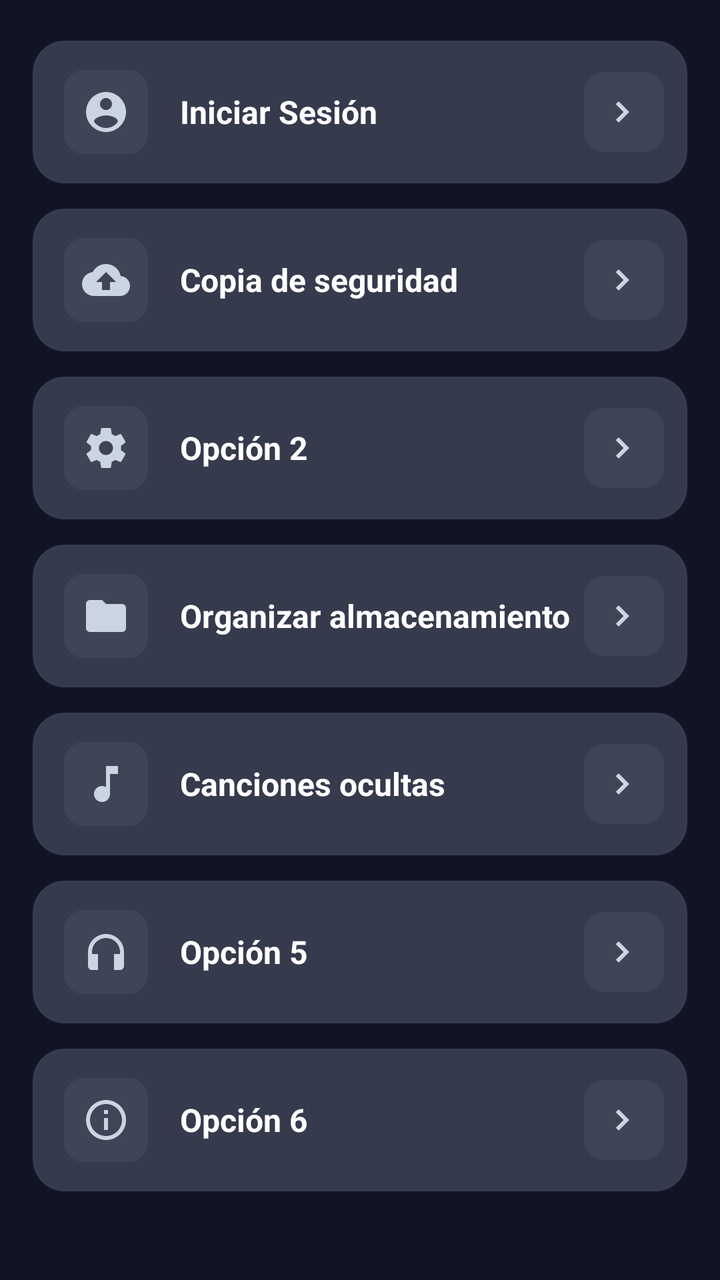
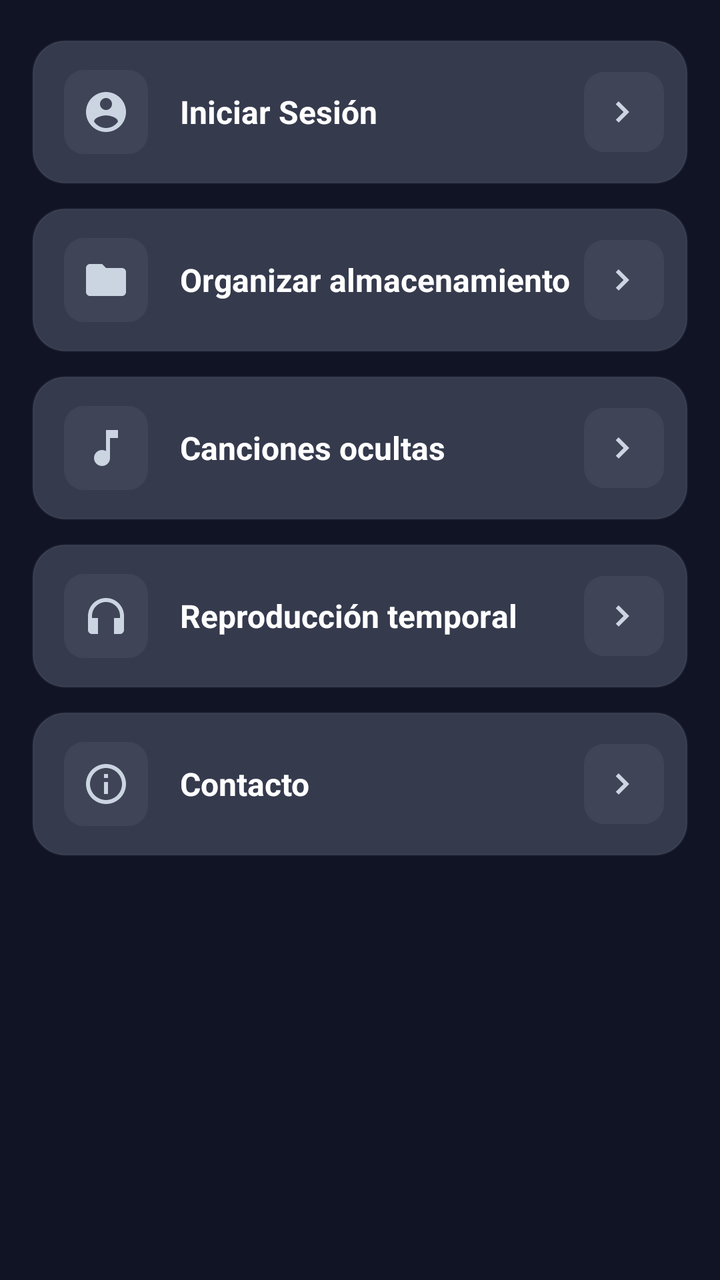

The first picture is an Android layout as it rendered before a commit; the second is the same layout after the commit. The layout source and the unified diff follow.
<!-- AndroidManifest.xml: application theme Theme.FDPDPlayer -->
<!-- res/layout/fragment_ajustes.xml -->
<?xml version="1.0" encoding="utf-8"?>
<FrameLayout xmlns:android="http://schemas.android.com/apk/res/android"
    xmlns:app="http://schemas.android.com/apk/res-auto"
    xmlns:tools="http://schemas.android.com/tools"
    android:id="@+id/subFragmentContainer"
    android:layout_width="match_parent"
    android:layout_height="match_parent"
    android:background="#111425"
    tools:context=".fragments.principalFragments.AjustesFragment">

    <ScrollView
        android:id="@+id/scrollView"
        android:layout_width="match_parent"
        android:layout_height="match_parent"
        android:clipToPadding="false"
        android:fillViewport="true"
        android:paddingBottom="24dp">

        <LinearLayout
            android:id="@+id/container"
            android:layout_width="match_parent"
            android:layout_height="wrap_content"
            android:orientation="vertical"
            android:paddingStart="16dp"
            android:paddingTop="20dp"
            android:paddingEnd="16dp"
            android:paddingBottom="24dp">

            <LinearLayout
                android:id="@+id/rowLogin"
                android:layout_width="match_parent"
                android:layout_height="72dp"
                android:layout_marginBottom="12dp"
                android:background="@drawable/bg_ajustes_item"
                android:clickable="true"
                android:focusable="true"
                android:foreground="?attr/selectableItemBackground"
                android:gravity="center_vertical"
                android:orientation="horizontal"
                android:paddingStart="16dp"
                android:paddingEnd="12dp">

                <FrameLayout
                    android:layout_width="42dp"
                    android:layout_height="42dp"
                    android:background="@drawable/bg_ajustes_icon_box">

                    <ImageView
                        android:layout_width="24dp"
                        android:layout_height="24dp"
                        android:layout_gravity="center"
                        android:contentDescription="Sesión"
                        android:src="@drawable/ic_account_circle"
                        app:tint="#CBD5E1" />

                </FrameLayout>

                <TextView
                    android:id="@+id/tvLoginTitle"
                    android:layout_width="0dp"
                    android:layout_height="wrap_content"
                    android:layout_marginStart="16dp"
                    android:layout_weight="1"
                    android:ellipsize="end"
                    android:maxLines="1"
                    android:text="Iniciar Sesión"
                    android:textColor="@android:color/white"
                    android:textSize="16sp"
                    android:textStyle="bold" />

                <FrameLayout
                    android:layout_width="40dp"
                    android:layout_height="40dp"
                    android:background="@drawable/bg_ajustes_icon_box">

                    <ImageView
                        android:layout_width="24dp"
                        android:layout_height="24dp"
                        android:layout_gravity="center"
                        android:contentDescription="Abrir"
                        android:src="@drawable/ic_chevron_right"
                        app:tint="#CBD5E1" />

                </FrameLayout>

            </LinearLayout>

            <LinearLayout
                android:id="@+id/rowBackup"
                android:layout_width="match_parent"
                android:layout_height="72dp"
                android:layout_marginBottom="12dp"
                android:background="@drawable/bg_ajustes_item"
                android:clickable="true"
                android:focusable="true"
                android:foreground="?attr/selectableItemBackground"
                android:gravity="center_vertical"
                android:orientation="horizontal"
                android:paddingStart="16dp"
                android:paddingEnd="12dp">

                <FrameLayout
                    android:layout_width="42dp"
                    android:layout_height="42dp"
                    android:background="@drawable/bg_ajustes_icon_box">

                    <ImageView
                        android:layout_width="24dp"
                        android:layout_height="24dp"
                        android:layout_gravity="center"
                        android:contentDescription="Copia de seguridad"
                        android:src="@drawable/ic_cloud_upload"
                        app:tint="#CBD5E1" />

                </FrameLayout>

                <TextView
                    android:layout_width="0dp"
                    android:layout_height="wrap_content"
                    android:layout_marginStart="16dp"
                    android:layout_weight="1"
                    android:ellipsize="end"
                    android:maxLines="1"
                    android:text="Copia de seguridad"
                    android:textColor="@android:color/white"
                    android:textSize="16sp"
                    android:textStyle="bold" />

                <FrameLayout
                    android:layout_width="40dp"
                    android:layout_height="40dp"
                    android:background="@drawable/bg_ajustes_icon_box">

                    <ImageView
                        android:layout_width="24dp"
                        android:layout_height="24dp"
                        android:layout_gravity="center"
                        android:contentDescription="Abrir"
                        android:src="@drawable/ic_chevron_right"
                        app:tint="#CBD5E1" />

                </FrameLayout>

            </LinearLayout>

            <LinearLayout
                android:id="@+id/rowOpcion2"
                android:layout_width="match_parent"
                android:layout_height="72dp"
                android:layout_marginBottom="12dp"
                android:background="@drawable/bg_ajustes_item"
                android:clickable="true"
                android:focusable="true"
                android:foreground="?attr/selectableItemBackground"
                android:gravity="center_vertical"
                android:orientation="horizontal"
                android:paddingStart="16dp"
                android:paddingEnd="12dp">

                <FrameLayout
                    android:layout_width="42dp"
                    android:layout_height="42dp"
                    android:background="@drawable/bg_ajustes_icon_box">

                    <ImageView
                        android:layout_width="24dp"
                        android:layout_height="24dp"
                        android:layout_gravity="center"
                        android:contentDescription="Ajustes"
                        android:src="@drawable/ic_settings"
                        app:tint="#CBD5E1" />

                </FrameLayout>

                <TextView
                    android:layout_width="0dp"
                    android:layout_height="wrap_content"
                    android:layout_marginStart="16dp"
                    android:layout_weight="1"
                    android:text="Opción 2"
                    android:textColor="@android:color/white"
                    android:textSize="16sp"
                    android:textStyle="bold" />

                <FrameLayout
                    android:layout_width="40dp"
                    android:layout_height="40dp"
                    android:background="@drawable/bg_ajustes_icon_box">

                    <ImageView
                        android:layout_width="24dp"
                        android:layout_height="24dp"
                        android:layout_gravity="center"
                        android:contentDescription="Abrir"
                        android:src="@drawable/ic_chevron_right"
                        app:tint="#CBD5E1" />

                </FrameLayout>

            </LinearLayout>

            <LinearLayout
                android:id="@+id/rowOpcion3"
                android:layout_width="match_parent"
                android:layout_height="72dp"
                android:layout_marginBottom="12dp"
                android:background="@drawable/bg_ajustes_item"
                android:clickable="true"
                android:focusable="true"
                android:foreground="?attr/selectableItemBackground"
                android:gravity="center_vertical"
                android:orientation="horizontal"
                android:paddingStart="16dp"
                android:paddingEnd="12dp">

                <FrameLayout
                    android:layout_width="42dp"
                    android:layout_height="42dp"
                    android:background="@drawable/bg_ajustes_icon_box">

                    <ImageView
                        android:layout_width="24dp"
                        android:layout_height="24dp"
                        android:layout_gravity="center"
                        android:contentDescription="Organizar almacenamiento"
                        android:src="@drawable/ic_folder"
                        app:tint="#CBD5E1" />

                </FrameLayout>

                <TextView
                    android:layout_width="0dp"
                    android:layout_height="wrap_content"
                    android:layout_marginStart="16dp"
                    android:layout_weight="1"
                    android:text="Organizar almacenamiento"
                    android:textColor="@android:color/white"
                    android:textSize="16sp"
                    android:textStyle="bold" />

                <FrameLayout
                    android:layout_width="40dp"
                    android:layout_height="40dp"
                    android:background="@drawable/bg_ajustes_icon_box">

                    <ImageView
                        android:layout_width="24dp"
                        android:layout_height="24dp"
                        android:layout_gravity="center"
                        android:contentDescription="Abrir"
                        android:src="@drawable/ic_chevron_right"
                        app:tint="#CBD5E1" />

                </FrameLayout>

            </LinearLayout>

            <LinearLayout
                android:id="@+id/rowOpcion4"
                android:layout_width="match_parent"
                android:layout_height="72dp"
                android:layout_marginBottom="12dp"
                android:background="@drawable/bg_ajustes_item"
                android:clickable="true"
                android:focusable="true"
                android:foreground="?attr/selectableItemBackground"
                android:gravity="center_vertical"
                android:orientation="horizontal"
                android:paddingStart="16dp"
                android:paddingEnd="12dp">

                <FrameLayout
                    android:layout_width="42dp"
                    android:layout_height="42dp"
                    android:background="@drawable/bg_ajustes_icon_box">

                    <ImageView
                        android:layout_width="24dp"
                        android:layout_height="24dp"
                        android:layout_gravity="center"
                        android:contentDescription="Canciones ocultas"
                        android:src="@drawable/ic_music_note"
                        app:tint="#CBD5E1" />

                </FrameLayout>

                <TextView
                    android:layout_width="0dp"
                    android:layout_height="wrap_content"
                    android:layout_marginStart="16dp"
                    android:layout_weight="1"
                    android:text="Canciones ocultas"
                    android:textColor="@android:color/white"
                    android:textSize="16sp"
                    android:textStyle="bold" />

                <FrameLayout
                    android:layout_width="40dp"
                    android:layout_height="40dp"
                    android:background="@drawable/bg_ajustes_icon_box">

                    <ImageView
                        android:layout_width="24dp"
                        android:layout_height="24dp"
                        android:layout_gravity="center"
                        android:contentDescription="Abrir"
                        android:src="@drawable/ic_chevron_right"
                        app:tint="#CBD5E1" />

                </FrameLayout>

            </LinearLayout>

            <LinearLayout
                android:id="@+id/rowOpcion5"
                android:layout_width="match_parent"
                android:layout_height="72dp"
                android:layout_marginBottom="12dp"
                android:background="@drawable/bg_ajustes_item"
                android:clickable="true"
                android:focusable="true"
                android:foreground="?attr/selectableItemBackground"
                android:gravity="center_vertical"
                android:orientation="horizontal"
                android:paddingStart="16dp"
                android:paddingEnd="12dp">

                <FrameLayout
                    android:layout_width="42dp"
                    android:layout_height="42dp"
                    android:background="@drawable/bg_ajustes_icon_box">

                    <ImageView
                        android:layout_width="24dp"
                        android:layout_height="24dp"
                        android:layout_gravity="center"
                        android:contentDescription="Auriculares"
                        android:src="@drawable/ic_headphones"
                        app:tint="#CBD5E1" />

                </FrameLayout>

                <TextView
                    android:layout_width="0dp"
                    android:layout_height="wrap_content"
                    android:layout_marginStart="16dp"
                    android:layout_weight="1"
                    android:text="Opción 5"
                    android:textColor="@android:color/white"
                    android:textSize="16sp"
                    android:textStyle="bold" />

                <FrameLayout
                    android:layout_width="40dp"
                    android:layout_height="40dp"
                    android:background="@drawable/bg_ajustes_icon_box">

                    <ImageView
                        android:layout_width="24dp"
                        android:layout_height="24dp"
                        android:layout_gravity="center"
                        android:contentDescription="Abrir"
                        android:src="@drawable/ic_chevron_right"
                        app:tint="#CBD5E1" />

                </FrameLayout>

            </LinearLayout>

            <LinearLayout
                android:id="@+id/rowOpcion6"
                android:layout_width="match_parent"
                android:layout_height="72dp"
                android:layout_marginBottom="12dp"
                android:background="@drawable/bg_ajustes_item"
                android:clickable="true"
                android:focusable="true"
                android:foreground="?attr/selectableItemBackground"
                android:gravity="center_vertical"
                android:orientation="horizontal"
                android:paddingStart="16dp"
                android:paddingEnd="12dp">

                <FrameLayout
                    android:layout_width="42dp"
                    android:layout_height="42dp"
                    android:background="@drawable/bg_ajustes_icon_box">

                    <ImageView
                        android:layout_width="24dp"
                        android:layout_height="24dp"
                        android:layout_gravity="center"
                        android:contentDescription="Información"
                        android:src="@drawable/ic_info"
                        app:tint="#CBD5E1" />

                </FrameLayout>

                <TextView
                    android:layout_width="0dp"
                    android:layout_height="wrap_content"
                    android:layout_marginStart="16dp"
                    android:layout_weight="1"
                    android:text="Opción 6"
                    android:textColor="@android:color/white"
                    android:textSize="16sp"
                    android:textStyle="bold" />

                <FrameLayout
                    android:layout_width="40dp"
                    android:layout_height="40dp"
                    android:background="@drawable/bg_ajustes_icon_box">

                    <ImageView
                        android:layout_width="24dp"
                        android:layout_height="24dp"
                        android:layout_gravity="center"
                        android:contentDescription="Abrir"
                        android:src="@drawable/ic_chevron_right"
                        app:tint="#CBD5E1" />

                </FrameLayout>

            </LinearLayout>

        </LinearLayout>

    </ScrollView>

</FrameLayout>
<!-- resources referenced by this layout -->
<resources>
  <!-- drawable bg_ajustes_icon_box (drawable) -->
  <?xml version="1.0" encoding="utf-8"?>
  <shape xmlns:android="http://schemas.android.com/apk/res/android">
      <solid android:color="#0DFFFFFF" />
      <corners android:radius="10dp" />
  </shape>
  <!-- drawable ic_chevron_right (drawable) -->
  <vector xmlns:android="http://schemas.android.com/apk/res/android"
      android:width="24dp"
      android:height="24dp"
      android:viewportWidth="24"
      android:viewportHeight="24">
  
      <path
          android:fillColor="#FFFFFFFF"
          android:pathData="M9.3,17.3L7.9,15.9L11.8,12L7.9,8.1L9.3,6.7L14.6,12z" />
  </vector>
  <!-- drawable ic_cloud_upload (drawable) -->
  <vector xmlns:android="http://schemas.android.com/apk/res/android"
      android:width="24dp"
      android:height="24dp"
      android:viewportWidth="24"
      android:viewportHeight="24">
  
      <path
          android:fillColor="#FFFFFFFF"
          android:pathData="M19.35,10.04C18.67,6.59 15.64,4 12,4C9.11,4 6.6,5.64 5.35,8.04C2.34,8.36 0,10.91 0,14c0,3.31 2.69,6 6,6h13c2.76,0 5,-2.24 5,-5C24,12.36 21.95,10.22 19.35,10.04zM14,13v4h-4v-4H7l5,-5l5,5H14z" />
  </vector>
  <!-- drawable ic_folder (drawable) -->
  <vector xmlns:android="http://schemas.android.com/apk/res/android"
      android:width="24dp"
      android:height="24dp"
      android:viewportWidth="24"
      android:viewportHeight="24">
  
      <path
          android:fillColor="#FFFFFFFF"
          android:pathData="M10,4l2,2h8c1.1,0 2,0.9 2,2v10c0,1.1 -0.9,2 -2,2H4c-1.1,0 -2,-0.9 -2,-2V6c0,-1.1 0.9,-2 2,-2h6z" />
  
  </vector>
  <!-- drawable ic_headphones (drawable) -->
  <vector xmlns:android="http://schemas.android.com/apk/res/android"
      android:width="24dp"
      android:height="24dp"
      android:viewportWidth="24"
      android:viewportHeight="24">
  
      <path
          android:fillColor="#FFFFFFFF"
          android:pathData="M12,3C7.03,3 3,7.03 3,12v7c0,1.1 0.9,2 2,2h3v-8H5v-1c0,-3.86 3.14,-7 7,-7s7,3.14 7,7v1h-3v8h3c1.1,0 2,-0.9 2,-2v-7C21,7.03 16.97,3 12,3z" />
  </vector>
  <!-- drawable ic_music_note (drawable) -->
  <vector xmlns:android="http://schemas.android.com/apk/res/android"
      android:width="24dp"
      android:height="24dp"
      android:viewportWidth="24"
      android:viewportHeight="24">
  
      <path
          android:fillColor="#FFFFFFFF"
          android:pathData="M12,3v10.55c-0.59,-0.34 -1.27,-0.55 -2,-0.55c-2.21,0 -4,1.79 -4,4s1.79,4 4,4s4,-1.79 4,-4V7h4V3h-6z" />
  
  </vector>
  <!-- drawable ic_settings (drawable) -->
  <vector xmlns:android="http://schemas.android.com/apk/res/android"
      android:width="24dp"
      android:height="24dp"
      android:viewportWidth="24"
      android:viewportHeight="24">
  
      <path
          android:fillColor="#FFFFFFFF"
          android:pathData="M19.43,12.98c0.04,-0.32 0.07,-0.65 0.07,-0.98s-0.02,-0.66 -0.07,-0.98l2.11,-1.65c0.19,-0.15 0.24,-0.42 0.12,-0.64l-2,-3.46c-0.12,-0.22 -0.37,-0.31 -0.6,-0.22l-2.49,1c-0.52,-0.4 -1.08,-0.73 -1.69,-0.98L14.5,2.42C14.47,2.18 14.25,2 14,2h-4c-0.25,0 -0.46,0.18 -0.5,0.42L9.12,5.07c-0.61,0.25 -1.18,0.59 -1.69,0.98l-2.49,-1c-0.23,-0.08 -0.48,0 -0.6,0.22l-2,3.46c-0.13,0.22 -0.07,0.49 0.12,0.64l2.11,1.65c-0.04,0.32 -0.08,0.65 -0.08,0.98s0.02,0.66 0.07,0.98l-2.11,1.65c-0.19,0.15 -0.24,0.42 -0.12,0.64l2,3.46c0.12,0.22 0.37,0.31 0.6,0.22l2.49,-1c0.52,0.4 1.08,0.73 1.69,0.98l0.38,2.65c0.04,0.24 0.25,0.42 0.5,0.42h4c0.25,0 0.46,-0.18 0.5,-0.42l0.38,-2.65c0.61,-0.25 1.18,-0.59 1.69,-0.98l2.49,1c0.23,0.08 0.48,0 0.6,-0.22l2,-3.46c0.12,-0.22 0.07,-0.49 -0.12,-0.64L19.43,12.98zM12,15.5c-1.93,0 -3.5,-1.57 -3.5,-3.5s1.57,-3.5 3.5,-3.5s3.5,1.57 3.5,3.5s-1.57,3.5 -3.5,3.5z" />
  </vector>
  <style name="Theme.FDPDPlayer" parent="Base.Theme.FDPDPlayer" />
  <style name="Base.Theme.FDPDPlayer" parent="Theme.Material3.DayNight.NoActionBar">
          
          
      </style>
  <!-- unchanged entries left out for length: 3 -->
</resources>

<!-- the commit's change to res/layout/fragment_ajustes.xml (unified diff, before → after) -->
@@ -85,122 +85,68 @@
 
             </LinearLayout>
 
-            <LinearLayout
-                android:id="@+id/rowBackup"
-                android:layout_width="match_parent"
-                android:layout_height="72dp"
-                android:layout_marginBottom="12dp"
-                android:background="@drawable/bg_ajustes_item"
-                android:clickable="true"
-                android:focusable="true"
-                android:foreground="?attr/selectableItemBackground"
-                android:gravity="center_vertical"
-                android:orientation="horizontal"
-                android:paddingStart="16dp"
-                android:paddingEnd="12dp">
-
-                <FrameLayout
-                    android:layout_width="42dp"
-                    android:layout_height="42dp"
-                    android:background="@drawable/bg_ajustes_icon_box">
-
-                    <ImageView
-                        android:layout_width="24dp"
-                        android:layout_height="24dp"
-                        android:layout_gravity="center"
-                        android:contentDescription="Copia de seguridad"
-                        android:src="@drawable/ic_cloud_upload"
-                        app:tint="#CBD5E1" />
-
-                </FrameLayout>
-
-                <TextView
-                    android:layout_width="0dp"
-                    android:layout_height="wrap_content"
-                    android:layout_marginStart="16dp"
-                    android:layout_weight="1"
-                    android:ellipsize="end"
-                    android:maxLines="1"
-                    android:text="Copia de seguridad"
-                    android:textColor="@android:color/white"
-                    android:textSize="16sp"
-                    android:textStyle="bold" />
-
-                <FrameLayout
-                    android:layout_width="40dp"
-                    android:layout_height="40dp"
-                    android:background="@drawable/bg_ajustes_icon_box">
-
-                    <ImageView
-                        android:layout_width="24dp"
-                        android:layout_height="24dp"
-                        android:layout_gravity="center"
-                        android:contentDescription="Abrir"
-                        android:src="@drawable/ic_chevron_right"
-                        app:tint="#CBD5E1" />
-
-                </FrameLayout>
-
-            </LinearLayout>
-
-            <LinearLayout
-                android:id="@+id/rowOpcion2"
-                android:layout_width="match_parent"
-                android:layout_height="72dp"
-                android:layout_marginBottom="12dp"
-                android:background="@drawable/bg_ajustes_item"
-                android:clickable="true"
-                android:focusable="true"
-                android:foreground="?attr/selectableItemBackground"
-                android:gravity="center_vertical"
-                android:orientation="horizontal"
-                android:paddingStart="16dp"
-                android:paddingEnd="12dp">
-
-                <FrameLayout
-                    android:layout_width="42dp"
-                    android:layout_height="42dp"
-                    android:background="@drawable/bg_ajustes_icon_box">
-
-                    <ImageView
-                        android:layout_width="24dp"
-                        android:layout_height="24dp"
-                        android:layout_gravity="center"
-                        android:contentDescription="Ajustes"
-                        android:src="@drawable/ic_settings"
-                        app:tint="#CBD5E1" />
-
-                </FrameLayout>
-
-                <TextView
-                    android:layout_width="0dp"
-                    android:layout_height="wrap_content"
-                    android:layout_marginStart="16dp"
-                    android:layout_weight="1"
-                    android:text="Opción 2"
-                    android:textColor="@android:color/white"
-                    android:textSize="16sp"
-                    android:textStyle="bold" />
-
-                <FrameLayout
-                    android:layout_width="40dp"
-                    android:layout_height="40dp"
-                    android:background="@drawable/bg_ajustes_icon_box">
-
-                    <ImageView
-                        android:layout_width="24dp"
-                        android:layout_height="24dp"
-                        android:layout_gravity="center"
-                        android:contentDescription="Abrir"
-                        android:src="@drawable/ic_chevron_right"
-                        app:tint="#CBD5E1" />
-
-                </FrameLayout>
-
-            </LinearLayout>
-
-            <LinearLayout
-                android:id="@+id/rowOpcion3"
+            
+
+
+
+
+
+
+
+
+
+
+
+
+
+
+
+
+
+
+
+
+
+
+
+
+
+
+
+
+
+
+
+
+
+
+
+
+
+
+
+
+
+
+
+
+
+
+
+
+
+
+
+
+
+
+
+
+
+
+
+            <LinearLayout
+                android:id="@+id/rowOrganizarAlmacenamiento"
                 android:layout_width="match_parent"
                 android:layout_height="72dp"
                 android:layout_marginBottom="12dp"
@@ -256,7 +202,7 @@
             </LinearLayout>
 
             <LinearLayout
-                android:id="@+id/rowOpcion4"
+                android:id="@+id/rowCancionesOcultas"
                 android:layout_width="match_parent"
                 android:layout_height="72dp"
                 android:layout_marginBottom="12dp"
@@ -312,7 +258,7 @@
             </LinearLayout>
 
             <LinearLayout
-                android:id="@+id/rowOpcion5"
+                android:id="@+id/rowReproduccionTemporal"
                 android:layout_width="match_parent"
                 android:layout_height="72dp"
                 android:layout_marginBottom="12dp"
@@ -341,34 +287,36 @@
                 </FrameLayout>
 
                 <TextView
-                    android:layout_width="0dp"
-                    android:layout_height="wrap_content"
-                    android:layout_marginStart="16dp"
-                    android:layout_weight="1"
-                    android:text="Opción 5"
-                    android:textColor="@android:color/white"
-                    android:textSize="16sp"
-                    android:textStyle="bold" />
-
-                <FrameLayout
-                    android:layout_width="40dp"
-                    android:layout_height="40dp"
-                    android:background="@drawable/bg_ajustes_icon_box">
-
-                    <ImageView
-                        android:layout_width="24dp"
-                        android:layout_height="24dp"
-                        android:layout_gravity="center"
-                        android:contentDescription="Abrir"
-                        android:src="@drawable/ic_chevron_right"
-                        app:tint="#CBD5E1" />
-
-                </FrameLayout>
-
-            </LinearLayout>
-
-            <LinearLayout
-                android:id="@+id/rowOpcion6"
+                    android:id="@+id/tvReproduccionTemporalTitle"
+                    android:layout_width="0dp"
+                    android:layout_height="wrap_content"
+                    android:layout_marginStart="16dp"
+                    android:layout_weight="1"
+                    android:text="Reproducción temporal"
+                    android:textColor="@android:color/white"
+                    android:textSize="16sp"
+                    android:textStyle="bold" />
+
+                <FrameLayout
+                    android:layout_width="40dp"
+                    android:layout_height="40dp"
+                    android:background="@drawable/bg_ajustes_icon_box">
+
+                    <ImageView
+                        android:layout_width="24dp"
+                        android:layout_height="24dp"
+                        android:layout_gravity="center"
+                        android:contentDescription="Abrir"
+                        android:src="@drawable/ic_chevron_right"
+                        app:tint="#CBD5E1" />
+
+                </FrameLayout>
+
+            </LinearLayout>
+
+
+            <LinearLayout
+                android:id="@+id/rowContacto"
                 android:layout_width="match_parent"
                 android:layout_height="72dp"
                 android:layout_marginBottom="12dp"
@@ -401,7 +349,7 @@
                     android:layout_height="wrap_content"
                     android:layout_marginStart="16dp"
                     android:layout_weight="1"
-                    android:text="Opción 6"
+                    android:text="Contacto"
                     android:textColor="@android:color/white"
                     android:textSize="16sp"
                     android:textStyle="bold" />
<!-- resource entries referenced after the edit -->
@@ -16,17 +16,6 @@
       <path
           android:fillColor="#FFFFFFFF"
           android:pathData="M9.3,17.3L7.9,15.9L11.8,12L7.9,8.1L9.3,6.7L14.6,12z" />
-  </vector>
-  <!-- drawable ic_cloud_upload (drawable) -->
-  <vector xmlns:android="http://schemas.android.com/apk/res/android"
-      android:width="24dp"
-      android:height="24dp"
-      android:viewportWidth="24"
-      android:viewportHeight="24">
-  
-      <path
-          android:fillColor="#FFFFFFFF"
-          android:pathData="M19.35,10.04C18.67,6.59 15.64,4 12,4C9.11,4 6.6,5.64 5.35,8.04C2.34,8.36 0,10.91 0,14c0,3.31 2.69,6 6,6h13c2.76,0 5,-2.24 5,-5C24,12.36 21.95,10.22 19.35,10.04zM14,13v4h-4v-4H7l5,-5l5,5H14z" />
   </vector>
   <!-- drawable ic_folder (drawable) -->
   <vector xmlns:android="http://schemas.android.com/apk/res/android"
@@ -63,17 +52,6 @@
           android:pathData="M12,3v10.55c-0.59,-0.34 -1.27,-0.55 -2,-0.55c-2.21,0 -4,1.79 -4,4s1.79,4 4,4s4,-1.79 4,-4V7h4V3h-6z" />
   
   </vector>
-  <!-- drawable ic_settings (drawable) -->
-  <vector xmlns:android="http://schemas.android.com/apk/res/android"
-      android:width="24dp"
-      android:height="24dp"
-      android:viewportWidth="24"
-      android:viewportHeight="24">
-  
-      <path
-          android:fillColor="#FFFFFFFF"
-          android:pathData="M19.43,12.98c0.04,-0.32 0.07,-0.65 0.07,-0.98s-0.02,-0.66 -0.07,-0.98l2.11,-1.65c0.19,-0.15 0.24,-0.42 0.12,-0.64l-2,-3.46c-0.12,-0.22 -0.37,-0.31 -0.6,-0.22l-2.49,1c-0.52,-0.4 -1.08,-0.73 -1.69,-0.98L14.5,2.42C14.47,2.18 14.25,2 14,2h-4c-0.25,0 -0.46,0.18 -0.5,0.42L9.12,5.07c-0.61,0.25 -1.18,0.59 -1.69,0.98l-2.49,-1c-0.23,-0.08 -0.48,0 -0.6,0.22l-2,3.46c-0.13,0.22 -0.07,0.49 0.12,0.64l2.11,1.65c-0.04,0.32 -0.08,0.65 -0.08,0.98s0.02,0.66 0.07,0.98l-2.11,1.65c-0.19,0.15 -0.24,0.42 -0.12,0.64l2,3.46c0.12,0.22 0.37,0.31 0.6,0.22l2.49,-1c0.52,0.4 1.08,0.73 1.69,0.98l0.38,2.65c0.04,0.24 0.25,0.42 0.5,0.42h4c0.25,0 0.46,-0.18 0.5,-0.42l0.38,-2.65c0.61,-0.25 1.18,-0.59 1.69,-0.98l2.49,1c0.23,0.08 0.48,0 0.6,-0.22l2,-3.46c0.12,-0.22 0.07,-0.49 -0.12,-0.64L19.43,12.98zM12,15.5c-1.93,0 -3.5,-1.57 -3.5,-3.5s1.57,-3.5 3.5,-3.5s3.5,1.57 3.5,3.5s-1.57,3.5 -3.5,3.5z" />
-  </vector>
   <style name="Theme.FDPDPlayer" parent="Base.Theme.FDPDPlayer" />
   <style name="Base.Theme.FDPDPlayer" parent="Theme.Material3.DayNight.NoActionBar">
           
